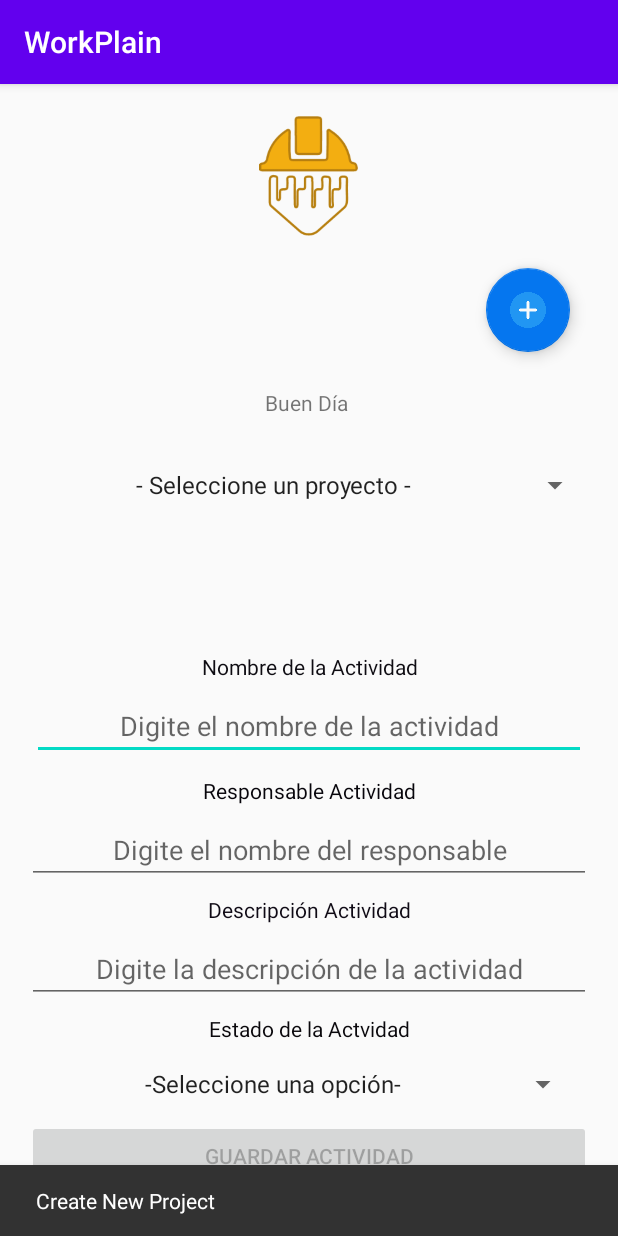
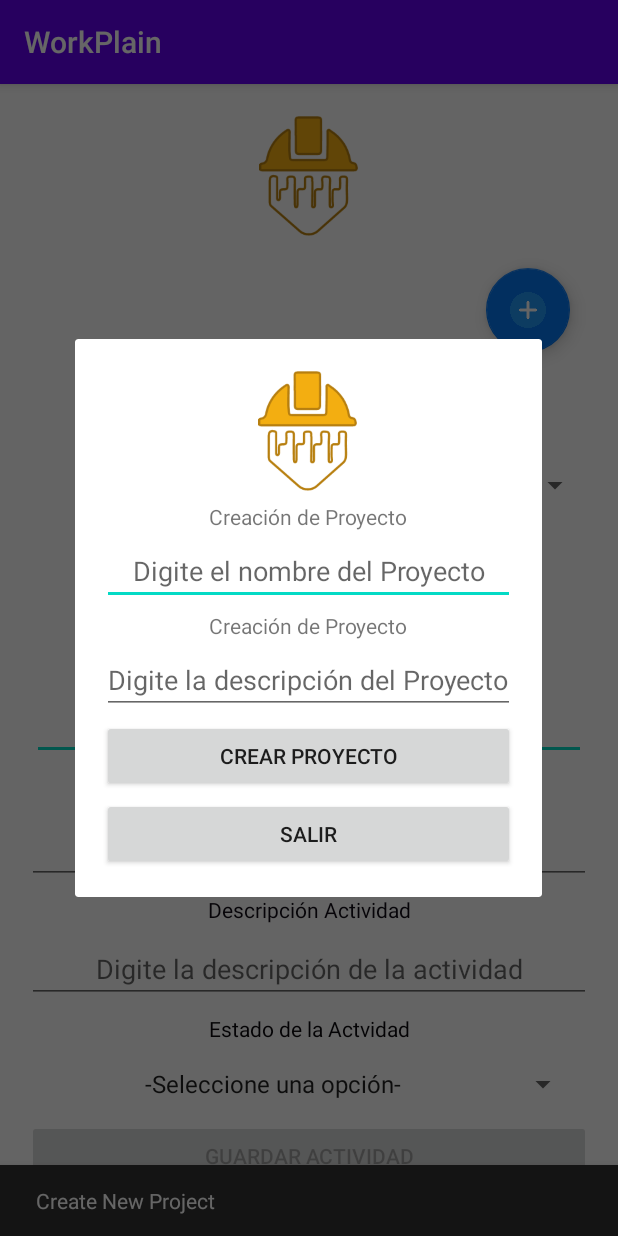
Before and after one commit to roheru/ProjectAndroid, an Android app: the fragment ActivitiesExecuting shown on its own in the app's theme, after a tap on an icon or button, on a phone screen of 412 x 824 dp. Run offline under Robolectric (Android 15) with nearby library versions, the phone set to English and light mode, and no system bars; our stand-ins replace Firebase (no records; nobody signed in at launch, a user with empty details on screens opened directly).

Commit message:
add Project view
Create fragment dialog for create project

```diff
--- a/source/APP1/app/src/main/java/com/example/app1/ActivitiesExecuting.kt
+++ b/source/APP1/app/src/main/java/com/example/app1/ActivitiesExecuting.kt
@@ -9,6 +9,7 @@ import android.view.ViewGroup
 import android.widget.*
 import android.widget.AdapterView.OnItemSelectedListener
 import androidx.fragment.app.Fragment
+import androidx.fragment.app.FragmentManager
 import com.example.app1.entities.Activity
 import com.example.app1.entities.Project
 import com.example.app1.models.ModelActivity
@@ -18,7 +19,6 @@ import com.google.android.material.snackbar.Snackbar
 import com.google.firebase.auth.FirebaseAuth
 import com.google.firebase.firestore.FirebaseFirestore
 import com.google.firebase.firestore.QuerySnapshot
-import kotlinx.android.synthetic.main.activity_login2.view.*
 import kotlinx.android.synthetic.main.fragment_activities_executing.view.*
 
 
@@ -49,7 +49,7 @@ class ActivitiesExecuting : Fragment(), AdapterView.OnItemSelectedListener  {
     private var save:Button?=null
     private var idProject:String?=null
     private var newProject:FloatingActionButton?=null
-
+    private var fm:FragmentManager?=null
     override fun onCreateView(
         inflater: LayoutInflater, container: ViewGroup?,
         savedInstanceState: Bundle?
@@ -77,7 +77,7 @@ class ActivitiesExecuting : Fragment(), AdapterView.OnItemSelectedListener  {
         this.msg=v.msg_user
         this.spinnerp =v.projects_works
         this.spinners=v.states_spinner
-
+        this.fm=getFragmentManager()
         val projectsList = ArrayAdapter(this.requireContext(), android.R.layout.simple_spinner_item, projects)
         projectsList.setDropDownViewResource(android.R.layout.simple_spinner_dropdown_item)
         this.spinnerp!!.adapter = projectsList
@@ -220,6 +220,21 @@ class ActivitiesExecuting : Fragment(), AdapterView.OnItemSelectedListener  {
         this.newProject?.setOnClickListener { view ->
             Snackbar.make(view, "Create New Project", Snackbar.LENGTH_LONG)
                 .setAction("Action", null).show()
+
+                showDialog()
+
+
+
+
+
+        }
+
+    }
+    fun showDialog(){
+        val dialogFrag = FragmentProject()
+        if(this.fm!=null){
+            fragmentManager?.let { dialogFrag.show(it,"Hola") }
+            Log.i("Fragment Manager Open","Open")
         }
 
     }
--- /dev/null
+++ b/source/APP1/app/src/main/java/com/example/app1/FragmentProject.kt
@@ -0,0 +1,99 @@
+package com.example.app1
+
+import android.app.Activity
+import android.app.AlertDialog
+import android.app.Dialog
+import android.content.Context
+import android.os.Bundle
+import androidx.fragment.app.Fragment
+import android.view.LayoutInflater
+import android.view.View
+import android.view.ViewGroup
+import android.widget.Button
+import android.widget.LinearLayout
+import androidx.fragment.app.DialogFragment
+import kotlinx.android.synthetic.main.activity_login2.*
+
+// TODO: Rename parameter arguments, choose names that match
+// the fragment initialization parameters, e.g. ARG_ITEM_NUMBER
+private const val ARG_PARAM1 = "param1"
+private const val ARG_PARAM2 = "param2"
+
+/**
+ * A simple [Fragment] subclass.
+ * Use the [FragmentProject.newInstance] factory method to
+ * create an instance of this fragment.
+ */
+class FragmentProject : DialogFragment() {
+    // TODO: Rename and change types oMainActivityf parameters
+    private var param1: String? = null
+    private var param2: String? = null
+    var active:Activity?=null
+    var barraSuperior:LinearLayout?=null
+    var btnSalir:Button?=null
+    var btnGuardar:Button?=null
+
+
+    override fun onCreate(savedInstanceState: Bundle?) {
+        super.onCreate(savedInstanceState)
+        arguments?.let {
+            param1 = it.getString(ARG_PARAM1)
+            param2 = it.getString(ARG_PARAM2)
+        }
+    }
+
+
+
+    fun accionar(){
+        btnSalir?.setOnClickListener {
+               // dismiss()
+        }
+
+    }
+
+    override fun onCreateView(
+        inflater: LayoutInflater, container: ViewGroup?,
+        savedInstanceState: Bundle?
+    ): View? {
+        // Inflate the layout for this fragment
+        var b: AlertDialog.Builder =AlertDialog.Builder(active)
+        var v:View?=activity?.layoutInflater?.inflate(R.layout.fragment_project, null, false)
+        b.setView(v)
+
+
+        barraSuperior=v?.findViewById(R.id.barraSuperior)
+        btnSalir=v?.findViewById(R.id.botonExit)
+        btnGuardar=v?.findViewById(R.id.botonSave)
+
+        accionar()
+        return v
+    }
+
+    override fun onAttach(context: Context) {
+        super.onAttach(context)
+        if(context is Activity){
+            active=context
+        }
+    }
+
+
+    companion object {
+        /**
+         * Use this factory method to create a new instance of
+         * this fragment using the provided parameters.
+         *
+         * @param param1 Parameter 1.
+         * @param param2 Parameter 2.
+         * @return A new instance of fragment FragmentProject.
+         */
+        // TODO: Rename and change types and number of parameters
+        @JvmStatic
+        fun newInstance(param1: String, param2: String) =
+            FragmentProject().apply {
+                arguments = Bundle().apply {
+                    putString(ARG_PARAM1, param1)
+                    putString(ARG_PARAM2, param2)
+                }
+            }
+    }
+}
--- a/source/APP1/app/src/main/res/layout/fragment_activities_executing.xml
+++ b/source/APP1/app/src/main/res/layout/fragment_activities_executing.xml
@@ -11,6 +11,7 @@
     android:paddingTop="16dp"
     android:orientation="vertical"
     android:layout_height="match_parent"
+    android:id="@+id/barraSuperior"
     tools:context=".ActivitiesExecuting">
     <ImageView
         android:id="@+id/imageView2"
@@ -18,7 +19,7 @@
         android:layout_height="80dp"
         android:layout_gravity="center"
         android:layout_margin="5dp"
-        android:src="@drawable/logo" />W
+        android:src="@drawable/logo" />
     <com.google.android.material.floatingactionbutton.FloatingActionButton
         android:id="@+id/fab"
         android:layout_width="wrap_content"
--- /dev/null
+++ b/source/APP1/app/src/main/res/layout/fragment_project.xml
@@ -0,0 +1,80 @@
+<?xml version="1.0" encoding="utf-8"?>
+<LinearLayout xmlns:android="http://schemas.android.com/apk/res/android"
+    xmlns:tools="http://schemas.android.com/tools"
+    android:layout_width="match_parent"
+    android:gravity="center"
+    android:paddingBottom="16dp"
+    android:padding="16dp"
+    android:paddingLeft="16dp"
+    android:paddingRight="16dp"
+    android:paddingTop="16dp"
+    android:orientation="vertical"
+    android:layout_height="match_parent"
+    tools:context=".FragmentProject">
+
+    <!-- TODO: Update blank fragment layout -->
+    <ImageView
+        android:id="@+id/imageView2"
+        android:layout_width="80dp"
+        android:layout_height="80dp"
+        android:layout_gravity="center"
+        android:layout_margin="5dp"
+        android:src="@drawable/logo" />
+    <TextView
+        android:layout_width="match_parent"
+        android:layout_height="wrap_content"
+        android:text="Creación de Proyecto"
+        android:layout_gravity="center"
+        android:gravity="center"
+        android:layout_margin="2dp"/>
+
+    <EditText
+        android:id="@+id/nameProject"
+        android:layout_width="match_parent"
+        android:layout_height="wrap_content"
+        android:layout_gravity="center"
+        android:gravity="center"
+        android:text=""
+        android:layout_margin="2dp"
+        android:hint="Digite el nombre del Proyecto"
+        />
+
+    <TextView
+        android:layout_width="match_parent"
+        android:layout_height="wrap_content"
+        android:text="Creación de Proyecto"
+        android:layout_gravity="center"
+        android:gravity="center"
+        android:layout_margin="2dp"/>
+
+    <EditText
+        android:id="@+id/descriptionProject"
+        android:layout_width="wrap_content"
+        android:layout_height="wrap_content"
+        android:layout_gravity="center"
+        android:gravity="center"
+        android:inputType="textMultiLine"
+        android:text=""
+        android:layout_margin="2dp"
+        android:hint="Digite la descripción del Proyecto"
+        />
+
+    <Button
+        android:id="@+id/botonSave"
+        android:layout_width="match_parent"
+        android:layout_height="wrap_content"
+        android:layout_gravity="center"
+        android:gravity="center"
+        android:layout_margin="2dp"
+        android:text="Crear Proyecto" />
+
+    <Button
+        android:id="@+id/botonExit"
+        android:layout_width="match_parent"
+        android:layout_height="wrap_content"
+        android:layout_gravity="center"
+        android:gravity="center"
+        android:layout_margin="2dp"
+        android:text="Salir" />
+
+</LinearLayout>
```
